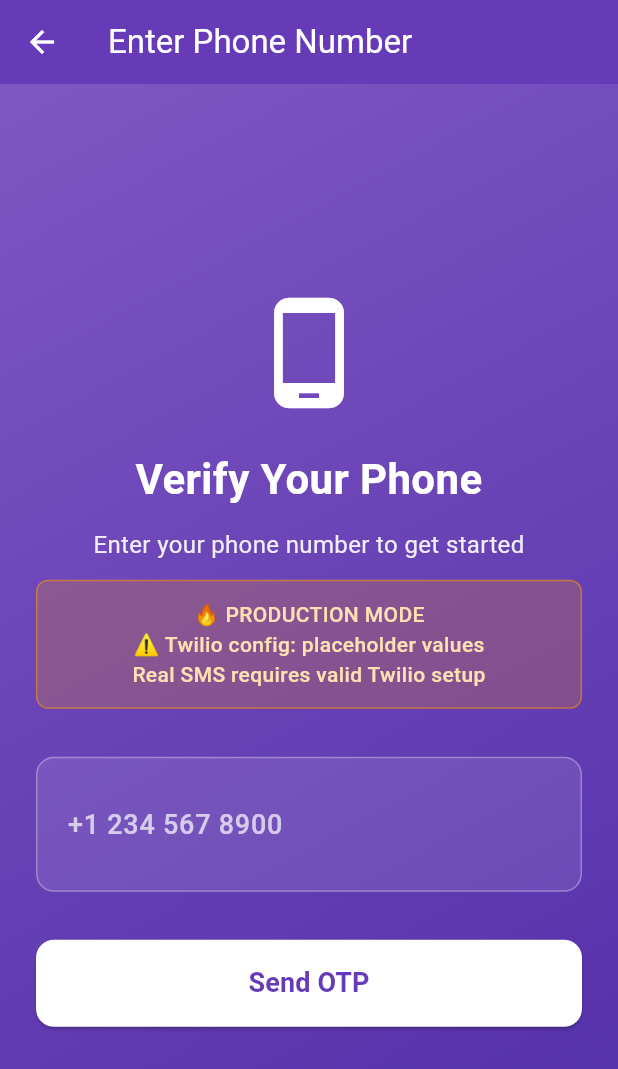
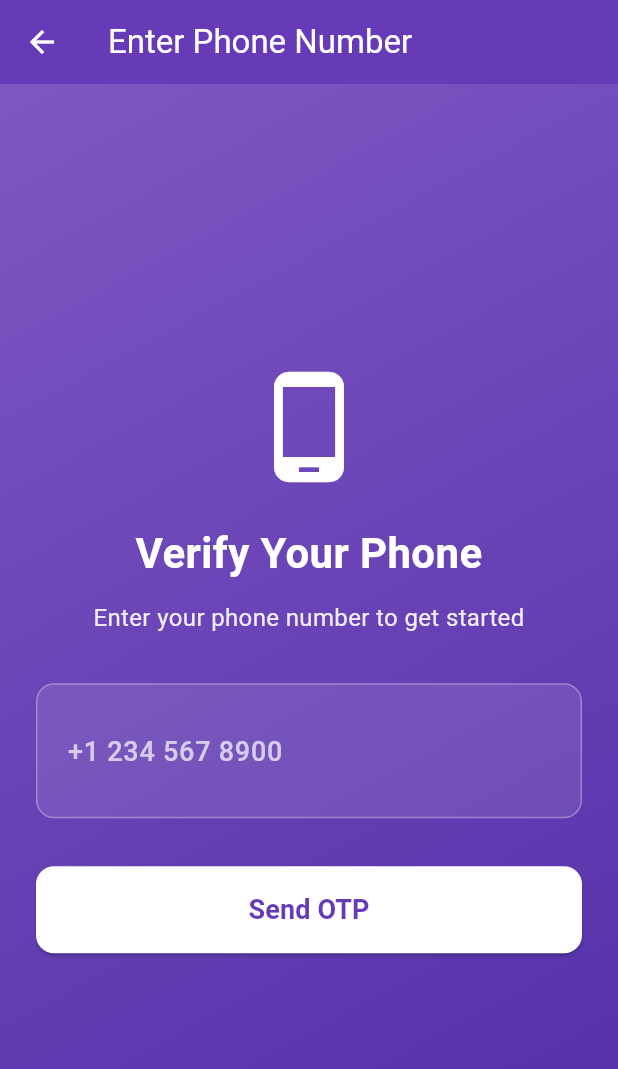
Before and after one commit to mitchell1972/examCoachApp, a Flutter app: the PhoneInputScreen screen opened directly, on a phone screen of 412 x 824 dp. Shown: the top 1069 px of the screen. Run offline on Flutter 3.47's test engine with Material 3 defaults, Android fonts, the phone set to English and light mode, and no system bars; our stand-ins replace flutter_secure_storage, logger; accounts and stored records are empty.

Commit message:
Remove environment notice banners from phone input and OTP screens
- Removed environment notice containers from PhoneInputScreen
- Removed environment notice containers from OTPVerificationScreen
- Updated phone validation test to remove banner expectation
- All Twilio functionality preserved and working
- All 26 tests passing (12 multi-selection + 14 phone validation)
- Clean UI without development/production mode banners

```diff
--- a/lib/screens/phone_input_screen.dart
+++ b/lib/screens/phone_input_screen.dart
@@ -152,34 +152,6 @@ class _PhoneInputScreenState extends State<PhoneInputScreen> {
                     ),
                     textAlign: TextAlign.center,
                   ),
-                  const SizedBox(height: 12),
-
-                  // Environment Notice
-                  Container(
-                    padding: const EdgeInsets.all(12),
-                    decoration: BoxDecoration(
-                      color: kReleaseMode
-                        ? Colors.orange.withOpacity(0.2)
-                        : Colors.orange.withOpacity(0.2),
-                      borderRadius: BorderRadius.circular(8),
-                      border: Border.all(color: kReleaseMode
-                        ? Colors.orange.withOpacity(0.5)
-                        : Colors.orange.withOpacity(0.5)),
-                    ),
-                    child: Text(
-                      kReleaseMode
-                        ? '🔥 PRODUCTION MODE\n⚠️ Twilio config: placeholder values\nReal SMS requires valid Twilio setup'
-                        : '🎭 DEMO MODE\nNo real SMS - Use code: 123456',
-                      style: TextStyle(
-                        fontSize: 14,
-                        color: kReleaseMode
-                          ? Colors.orange.shade100
-                          : Colors.orange.shade100,
-                        fontWeight: FontWeight.w500,
-                      ),
-                      textAlign: TextAlign.center,
-                    ),
-                  ),
                   const SizedBox(height: 32),
 
                   // Phone number input
```
Also changed, not shown: lib/screens/otp_verification_screen.dart (+0 -28 lines), 1 other file.
